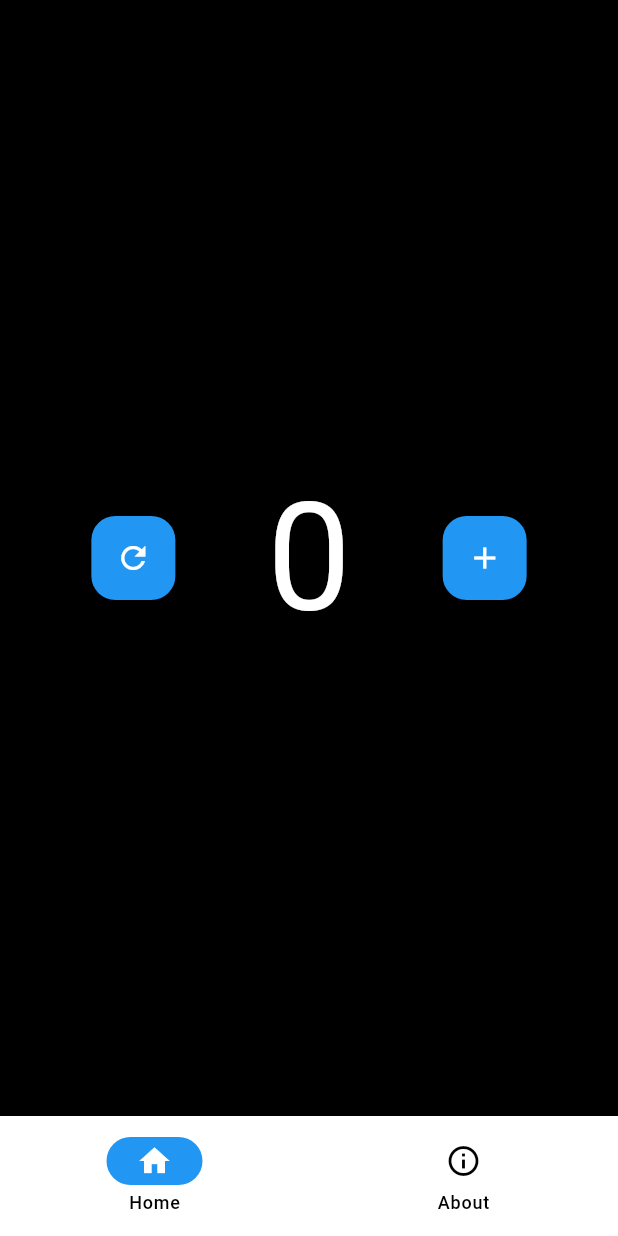
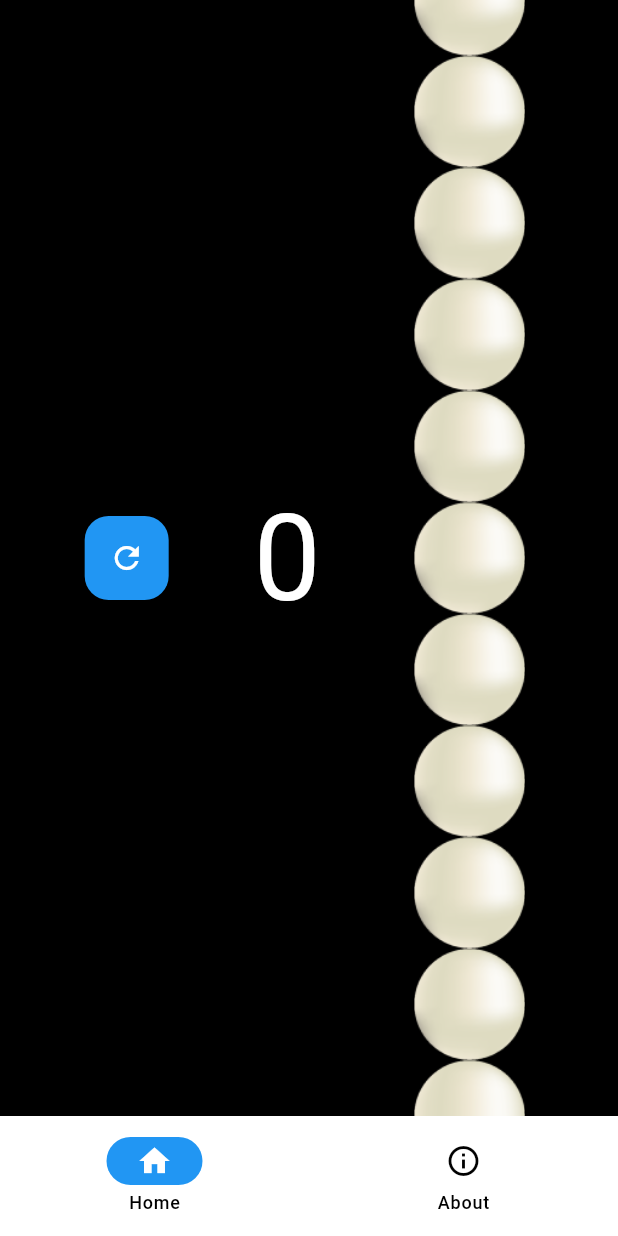
Before and after one commit to TheGeekyGuy2049/Tasbih, a Flutter app: the screen it shows after launch, on a phone screen of 412 x 824 dp. Run offline on Flutter 3.47's test engine with Material 2 defaults, Android fonts, the phone set to English and light mode, and no system bars; drawn by our look-alikes of dynamic_color; our stand-ins replace fluttertoast, font_awesome_flutter; missing offline and left inert: redirect_icon.

Commit message:
Final Project

```diff
--- a/lib/main.dart
+++ b/lib/main.dart
@@ -3,6 +3,8 @@ import 'package:dynamic_color/dynamic_color.dart';
 import 'package:font_awesome_flutter/font_awesome_flutter.dart';
 import 'package:redirect_icon/redirect_icon.dart';
 import 'package:flutter/services.dart';
+import 'package:fluttertoast/fluttertoast.dart';
+
 
 void main() {
   runApp(const MyApp());
@@ -40,17 +42,19 @@ class _NavigationState extends State<Navigation> {
   int currentPageIndex = 0;
   int _counter = 0;
 
-  void _incrementCounter() {
-    setState(() {
-      _counter++;
-    });
-  }
 
   void _resetCounter() {
     setState(() {
       _counter = 0;
     });
   }
+  void _clicked(){
+    setState(() {
+      _counter++;
+    });
+  }
+  final PageController _controller =
+  PageController(viewportFraction: 0.1, initialPage: 5);
 
   @override
   Widget build(BuildContext context) {
@@ -79,7 +83,6 @@ class _NavigationState extends State<Navigation> {
       body: <Widget>[
         Container(
           color: Colors.black,
-          alignment: Alignment.center,
           child: Row(
             mainAxisAlignment: MainAxisAlignment.spaceEvenly,
             children: <Widget>[
@@ -91,22 +94,37 @@ class _NavigationState extends State<Navigation> {
                   tooltip: 'Reset',
                   child: const Icon(Icons.refresh),
                 ),
-              SizedBox(
-                child: Text(
+              Text(
                   '$_counter',
                   style: const TextStyle(
-                    fontSize: 100,
+                    fontSize: 80,
                     color: Colors.white,
                   ),
                 ),
+              SizedBox(
+                  width: 85,
+                  child: Expanded(
+                      child: GestureDetector(
+                        onVerticalDragDown: (DragDownDetails){
+                          HapticFeedback.heavyImpact();
+                          setState(() {
+                            _counter++;
+                          });
+                        },
+                          child: PageView.builder(
+                            reverse: true,
+                            physics: const AlwaysScrollableScrollPhysics(),
+                            controller: _controller,
+                            scrollDirection: Axis.vertical,
+                            itemBuilder: (context, index) {
+                              return Image.asset(
+                                  'assets/bead.png'
+                              );
+                            },
+                            itemCount: null,
                           ),
-              FloatingActionButton(
-                onPressed: (){
-                  _incrementCounter();
-                  HapticFeedback.heavyImpact();
-                },
-                tooltip: 'Increment',
-                child: const Icon(Icons.add),
+                  )
+                  ),
                 ),
             ],
           ),
@@ -114,12 +132,23 @@ class _NavigationState extends State<Navigation> {
         Container(
           color: Colors.black,
           alignment: Alignment.center,
-          child: const Column(
+          child: Column(
             mainAxisAlignment: MainAxisAlignment.center,
             children: [
-              CircleAvatar(
+              SizedBox(
+                  child: GestureDetector(
+                    onDoubleTap: () {
+                      setState(() {
+                        Fluttertoast.showToast(
+                            msg: 'Mr. Robot is hacking your smartphone right now.'
+                        );
+                      });
+                    },
+                    child: CircleAvatar(
                       backgroundImage: ExactAssetImage('assets/myPhoto.jpg'),
                       radius: 80,
+                    ),
+                  )
               ),
               Text(
                 'Abd El Rahman Mohamed',
```
Also changed, not shown: pubspec.yaml (+5 -2 lines), assets/bead.png (added), assets/myPhoto.jpg, pubspec.lock, 1 other file. Lines whose indentation alone changed are shown as unchanged.
